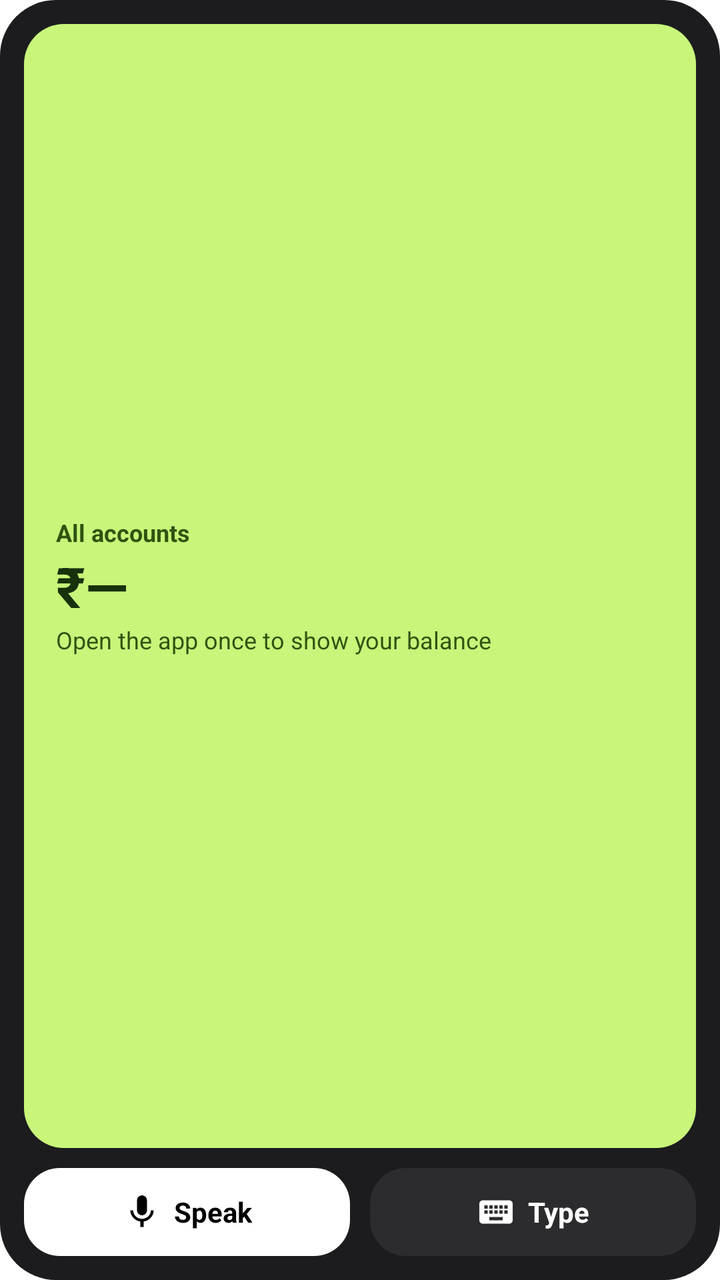
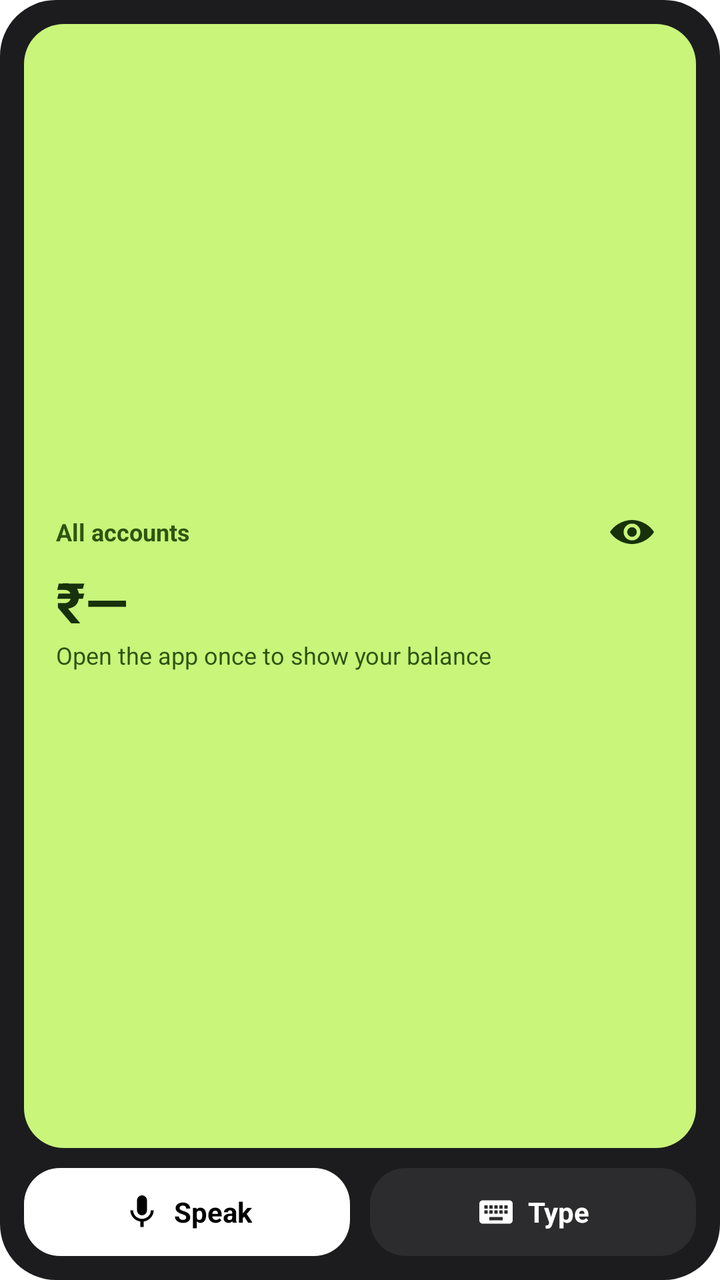

Two renders of the same Android screen: before a commit and after it. Below are the layout's source before the change and the commit's diff.
<!-- AndroidManifest.xml: fallback theme Theme.MaterialComponents.DayNight.NoActionBar -->
<!-- res/layout/finance_widget.xml -->
<?xml version="1.0" encoding="utf-8"?>
<LinearLayout xmlns:android="http://schemas.android.com/apk/res/android"
    android:id="@+id/widget_root"
    android:layout_width="match_parent"
    android:layout_height="match_parent"
    android:background="@drawable/widget_background"
    android:orientation="vertical"
    android:padding="12dp">

    <LinearLayout
        android:id="@+id/widget_balance_card"
        android:layout_width="match_parent"
        android:layout_height="0dp"
        android:layout_weight="1"
        android:background="@drawable/widget_balance_background"
        android:gravity="center_vertical"
        android:orientation="vertical"
        android:paddingStart="16dp"
        android:paddingTop="10dp"
        android:paddingEnd="16dp"
        android:paddingBottom="10dp">

        <TextView
            android:id="@+id/widget_title"
            android:layout_width="wrap_content"
            android:layout_height="wrap_content"
            android:text="@string/widget_balance_title"
            android:textColor="#FF2E5410"
            android:textSize="12sp"
            android:textStyle="bold" />

        <TextView
            android:id="@+id/widget_balance"
            android:layout_width="wrap_content"
            android:layout_height="wrap_content"
            android:autoSizeTextType="uniform"
            android:maxLines="1"
            android:text="₹—"
            android:textColor="#FF17310C"
            android:textSize="28sp"
            android:textStyle="bold" />

        <TextView
            android:id="@+id/widget_spent"
            android:layout_width="wrap_content"
            android:layout_height="wrap_content"
            android:maxLines="1"
            android:text="@string/widget_open_app"
            android:textColor="#FF2E5410"
            android:textSize="12sp" />
    </LinearLayout>

    <LinearLayout
        android:layout_width="match_parent"
        android:layout_height="wrap_content"
        android:layout_marginTop="10dp"
        android:orientation="horizontal">

        <LinearLayout
            android:id="@+id/widget_speak"
            android:layout_width="0dp"
            android:layout_height="44dp"
            android:layout_weight="1"
            android:background="@drawable/widget_button_light"
            android:contentDescription="@string/widget_speak"
            android:gravity="center"
            android:orientation="horizontal">

            <ImageView
                android:layout_width="20dp"
                android:layout_height="20dp"
                android:importantForAccessibility="no"
                android:src="@drawable/widget_mic" />

            <TextView
                android:layout_width="wrap_content"
                android:layout_height="wrap_content"
                android:layout_marginStart="6dp"
                android:text="@string/widget_speak"
                android:textColor="#FF000000"
                android:textSize="14sp"
                android:textStyle="bold" />
        </LinearLayout>

        <LinearLayout
            android:id="@+id/widget_type"
            android:layout_width="0dp"
            android:layout_height="44dp"
            android:layout_marginStart="10dp"
            android:layout_weight="1"
            android:background="@drawable/widget_button_dark"
            android:contentDescription="@string/widget_type"
            android:gravity="center"
            android:orientation="horizontal">

            <ImageView
                android:layout_width="20dp"
                android:layout_height="20dp"
                android:importantForAccessibility="no"
                android:src="@drawable/widget_keyboard" />

            <TextView
                android:layout_width="wrap_content"
                android:layout_height="wrap_content"
                android:layout_marginStart="6dp"
                android:text="@string/widget_type"
                android:textColor="#FFFFFFFF"
                android:textSize="14sp"
                android:textStyle="bold" />
        </LinearLayout>
    </LinearLayout>
</LinearLayout>
<!-- resources referenced by this layout -->
<resources>
  <!-- drawable widget_background (drawable) -->
  <?xml version="1.0" encoding="utf-8"?>
  <shape xmlns:android="http://schemas.android.com/apk/res/android" android:shape="rectangle">
      <solid android:color="#FF1C1C1E" />
      <corners android:radius="28dp" />
  </shape>
  <!-- drawable widget_balance_background (drawable) -->
  <?xml version="1.0" encoding="utf-8"?>
  <shape xmlns:android="http://schemas.android.com/apk/res/android" android:shape="rectangle">
      <solid android:color="#FFC8F57A" />
      <corners android:radius="20dp" />
  </shape>
  <!-- drawable widget_button_dark (drawable) -->
  <?xml version="1.0" encoding="utf-8"?>
  <shape xmlns:android="http://schemas.android.com/apk/res/android" android:shape="rectangle">
      <solid android:color="#FF2C2C2E" />
      <corners android:radius="18dp" />
  </shape>
  <!-- drawable widget_button_light (drawable) -->
  <?xml version="1.0" encoding="utf-8"?>
  <shape xmlns:android="http://schemas.android.com/apk/res/android" android:shape="rectangle">
      <solid android:color="#FFFFFFFF" />
      <corners android:radius="18dp" />
  </shape>
  <!-- drawable widget_keyboard (drawable) -->
  <?xml version="1.0" encoding="utf-8"?>
  <vector xmlns:android="http://schemas.android.com/apk/res/android"
      android:width="20dp"
      android:height="20dp"
      android:viewportWidth="24"
      android:viewportHeight="24">
      <path
          android:fillColor="#FFFFFFFF"
          android:pathData="M20,5H4c-1.1,0 -1.99,0.9 -1.99,2L2,17c0,1.1 0.9,2 2,2h16c1.1,0 2,-0.9 2,-2V7c0,-1.1 -0.9,-2 -2,-2zM11,8h2v2h-2V8zM11,11h2v2h-2v-2zM8,8h2v2H8V8zM8,11h2v2H8v-2zM7,13H5v-2h2v2zM7,10H5V8h2v2zM16,17H8v-2h8v2zM16,13h-2v-2h2v2zM16,10h-2V8h2v2zM19,13h-2v-2h2v2zM19,10h-2V8h2v2z" />
  </vector>
  <!-- drawable widget_mic (drawable) -->
  <?xml version="1.0" encoding="utf-8"?>
  <vector xmlns:android="http://schemas.android.com/apk/res/android"
      android:width="20dp"
      android:height="20dp"
      android:viewportWidth="24"
      android:viewportHeight="24">
      <path
          android:fillColor="#FF000000"
          android:pathData="M12,14a3,3 0,0 0,3 -3V5a3,3 0,0 0,-6 0v6a3,3 0,0 0,3 3zM17.3,11c0,3 -2.54,5.1 -5.3,5.1S6.7,14 6.7,11H5c0,3.41 2.72,6.23 6,6.72V21h2v-3.28c3.28,-0.48 6,-3.3 6,-6.72h-1.7z" />
  </vector>
  <string name="widget_balance_title">All accounts</string>
  <string name="widget_open_app">Open the app once to show your balance</string>
  <string name="widget_speak">Speak</string>
  <string name="widget_type">Type</string>
</resources>

<!-- the commit's change to res/layout/finance_widget.xml (unified diff, before → after) -->
@@ -20,14 +20,30 @@
         android:paddingEnd="16dp"
         android:paddingBottom="10dp">
 
-        <TextView
-            android:id="@+id/widget_title"
-            android:layout_width="wrap_content"
+        <LinearLayout
+            android:layout_width="match_parent"
             android:layout_height="wrap_content"
-            android:text="@string/widget_balance_title"
-            android:textColor="#FF2E5410"
-            android:textSize="12sp"
-            android:textStyle="bold" />
+            android:gravity="center_vertical"
+            android:orientation="horizontal">
+
+            <TextView
+                android:id="@+id/widget_title"
+                android:layout_width="0dp"
+                android:layout_height="wrap_content"
+                android:layout_weight="1"
+                android:text="@string/widget_balance_title"
+                android:textColor="#FF2E5410"
+                android:textSize="12sp"
+                android:textStyle="bold" />
+
+            <ImageView
+                android:id="@+id/widget_eye"
+                android:layout_width="32dp"
+                android:layout_height="32dp"
+                android:contentDescription="@string/widget_hide_balance"
+                android:padding="4dp"
+                android:src="@drawable/widget_eye" />
+        </LinearLayout>
 
         <TextView
             android:id="@+id/widget_balance"
<!-- resource entries referenced after the edit -->
@@ -24,6 +24,17 @@
       <solid android:color="#FFFFFFFF" />
       <corners android:radius="18dp" />
   </shape>
+  <!-- drawable widget_eye (drawable) -->
+  <?xml version="1.0" encoding="utf-8"?>
+  <vector xmlns:android="http://schemas.android.com/apk/res/android"
+      android:width="24dp"
+      android:height="24dp"
+      android:viewportWidth="24"
+      android:viewportHeight="24">
+      <path
+          android:fillColor="#FF17310C"
+          android:pathData="M12,6C7,6 2.7,9.1 1,12c1.7,2.9 6,6 11,6s9.3,-3.1 11,-6c-1.7,-2.9 -6,-6 -11,-6zM12,16.2A4.2,4.2 0,1 1,12 7.8a4.2,4.2 0,0 1,0 8.4zM12,9.6a2.4,2.4 0,1 0,0 4.8,2.4 2.4,0 0,0 0,-4.8z" />
+  </vector>
   <!-- drawable widget_keyboard (drawable) -->
   <?xml version="1.0" encoding="utf-8"?>
   <vector xmlns:android="http://schemas.android.com/apk/res/android"
@@ -47,6 +58,7 @@
           android:pathData="M12,14a3,3 0,0 0,3 -3V5a3,3 0,0 0,-6 0v6a3,3 0,0 0,3 3zM17.3,11c0,3 -2.54,5.1 -5.3,5.1S6.7,14 6.7,11H5c0,3.41 2.72,6.23 6,6.72V21h2v-3.28c3.28,-0.48 6,-3.3 6,-6.72h-1.7z" />
   </vector>
   <string name="widget_balance_title">All accounts</string>
+  <string name="widget_hide_balance">Hide balance</string>
   <string name="widget_open_app">Open the app once to show your balance</string>
   <string name="widget_speak">Speak</string>
   <string name="widget_type">Type</string>
